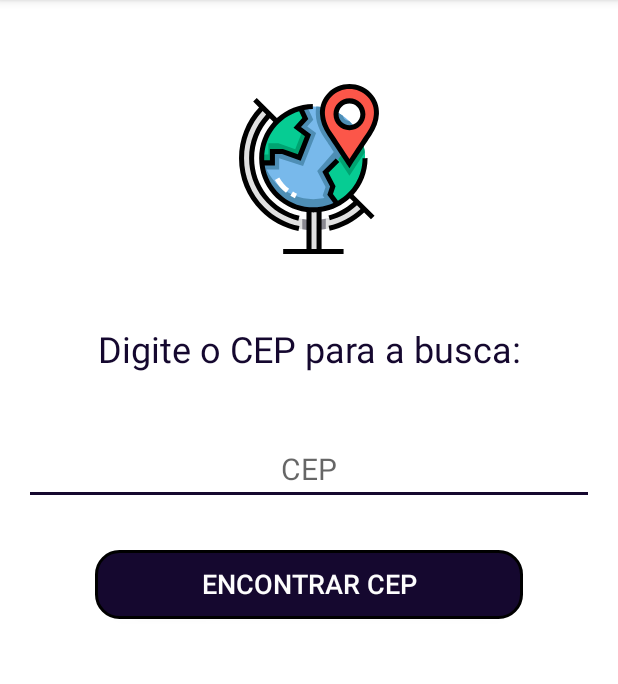
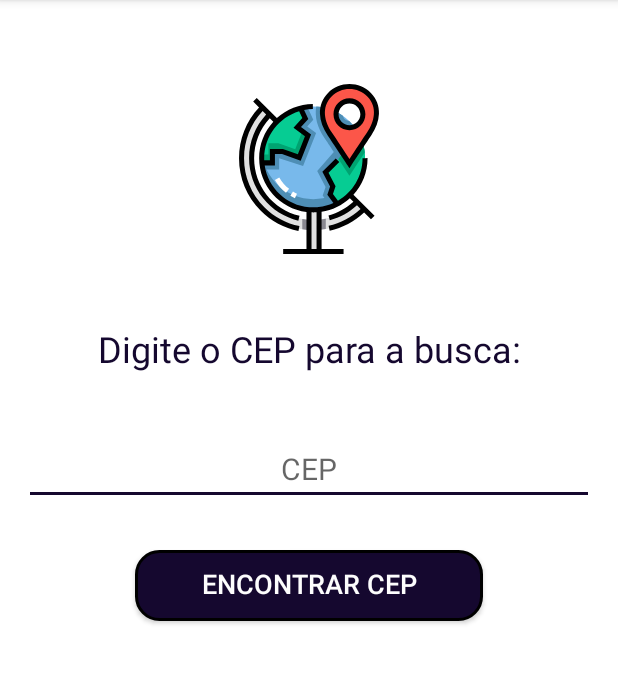
Before and after one commit to Luana-vargas/busca-cep, an Android app: the screen it shows after launch (MainActivity), on a phone screen of 412 x 824 dp, the part 84-768 px from its top. Run offline under Robolectric (Android 15) with nearby library versions, the phone set to English and light mode, and no system bars.

Commit message:
alterado tamanho do botao buscar_cep

```diff
--- a/app/src/main/res/layout/activity_main.xml
+++ b/app/src/main/res/layout/activity_main.xml
@@ -38,8 +38,8 @@
 
     <Button
         android:id="@+id/btnMain_buscarCep"
-        android:layout_width="285dp"
-        android:layout_height="46dp"
+        android:layout_width="232dp"
+        android:layout_height="47dp"
         android:layout_marginTop="30dp"
         android:background="@drawable/botao_customizado"
         android:gravity="center_horizontal"
```
